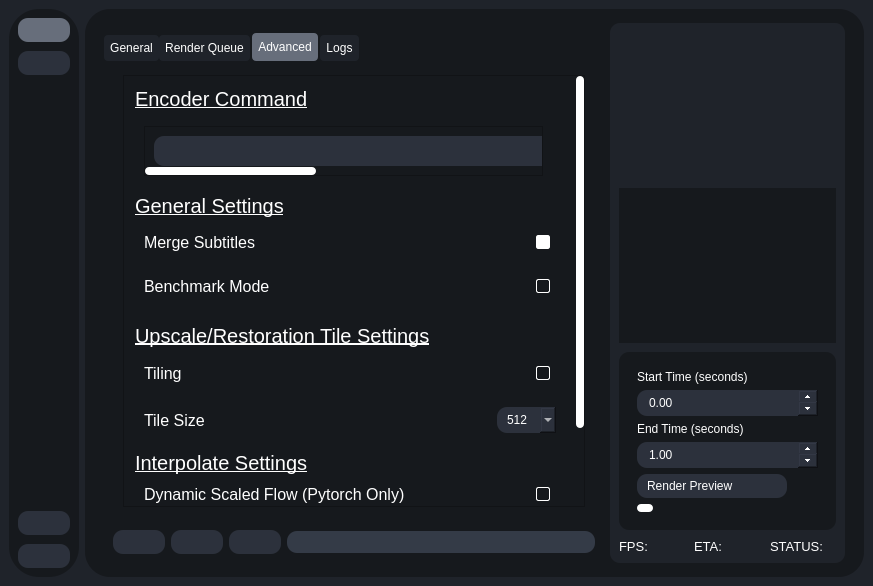
First picture: the form in testRVEInterface.ui, repository gokulmc/enhance_crop, before the edit.
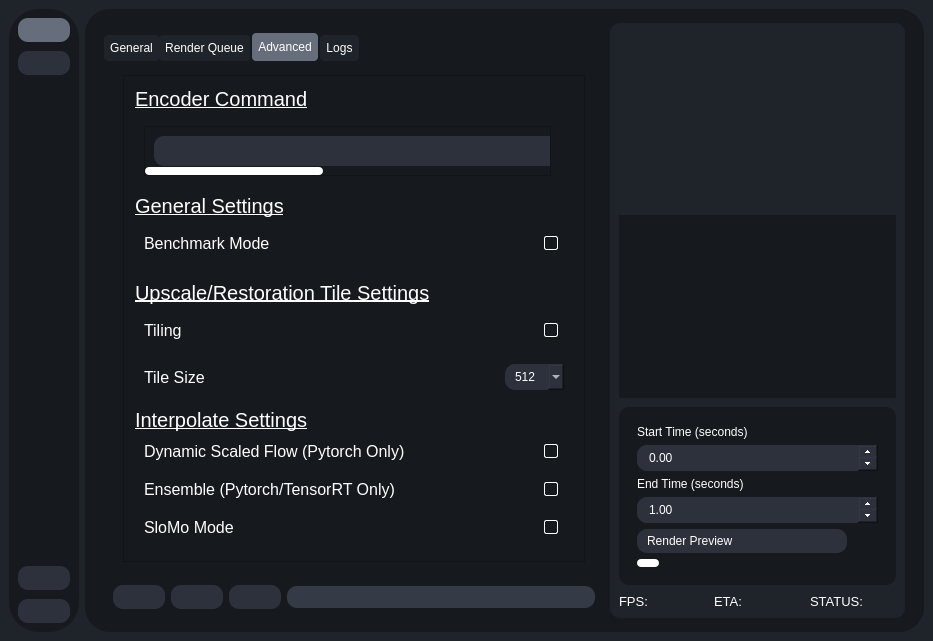
Second picture: the form after the edit. The open tabs and pages were chosen to show the change. Icons and pictures are not drawn.

Commit message: remove merge subtitles

The edit to the form file:
```diff
--- a/testRVEInterface.ui
+++ b/testRVEInterface.ui
@@ -5,8 +5,8 @@
    <rect>
     <x>0</x>
     <y>0</y>
-    <width>0</width>
-    <height>0</height>
+    <width>933</width>
+    <height>641</height>
    </rect>
   </property>
   <property name="sizePolicy">
@@ -2406,7 +2406,7 @@
                                 <x>0</x>
                                 <y>0</y>
                                 <width>452</width>
-                                <height>562</height>
+                                <height>513</height>
                                </rect>
                               </property>
                               <property name="sizePolicy">
@@ -2601,78 +2601,6 @@
                                     </property>
                                    </widget>
                                   </item>
-                                  <item>
-                                   <widget class="QWidget" name="widget_19" native="true">
-                                    <layout class="QHBoxLayout" name="horizontalLayout_36">
-                                     <item>
-                                      <widget class="QLabel" name="label_62">
-                                       <property name="font">
-                                        <font>
-                                         <pointsize>12</pointsize>
-                                        </font>
-                                       </property>
-                                       <property name="toolTip">
-                                        <string />
-                                       </property>
-                                       <property name="statusTip">
-                                        <string />
-                                       </property>
-                                       <property name="text">
-                                        <string>Merge Subtitles</string>
-                                       </property>
-                                      </widget>
-                                     </item>
-                                     <item>
-                                      <spacer name="horizontalSpacer_24">
-                                       <property name="orientation">
-                                        <enum>Qt::Orientation::Horizontal</enum>
-                                       </property>
-                                       <property name="sizeHint" stdset="0">
-                                        <size>
-                                         <width>252</width>
-                                         <height>17</height>
-                                        </size>
-                                       </property>
-                                      </spacer>
-                                     </item>
-                                     <item>
-                                      <widget class="QLabel" name="label_61">
-                                       <property name="maximumSize">
-                                        <size>
-                                         <width>25</width>
-                                         <height>25</height>
-                                        </size>
-                                       </property>
-                                       <property name="toolTip">
-                                        <string>&lt;html&gt;&lt;head/&gt;&lt;body&gt;&lt;p&gt;&lt;span style=" font-weight:700;"&gt;Merge Subtitles&lt;/span&gt;&lt;/p&gt;&lt;p&gt; -Merges subtitles into output video, may cause issues with some audio tracks (yes AUDIO).&lt;/p&gt;&lt;/body&gt;&lt;/html&gt;</string>
-                                       </property>
-                                       <property name="text">
-                                        <string />
-                                       </property>
-                                       <property name="pixmap">
-                                        <pixmap resource="resources.qrc">:/icons/icons/info.svg</pixmap>
-                                       </property>
-                                       <property name="scaledContents">
-                                        <bool>true</bool>
-                                       </property>
-                                      </widget>
-                                     </item>
-                                     <item>
-                                      <widget class="QCheckBox" name="mergeSubtitlesCheckBox">
-                                       <property name="styleSheet">
-                                        <string notr="true" />
-                                       </property>
-                                       <property name="text">
-                                        <string />
-                                       </property>
-                                       <property name="checked">
-                                        <bool>true</bool>
-                                       </property>
-                                      </widget>
-                                     </item>
-                                    </layout>
-                                   </widget>
-                                  </item>
                                   <item>
                                    <widget class="QWidget" name="benchmarkModeContainer" native="true">
                                     <layout class="QHBoxLayout" name="horizontalLayout_42">
```
Left out of the diff: 263 changed lines with no effect on the pictures. The commit also changes 3 other files.
